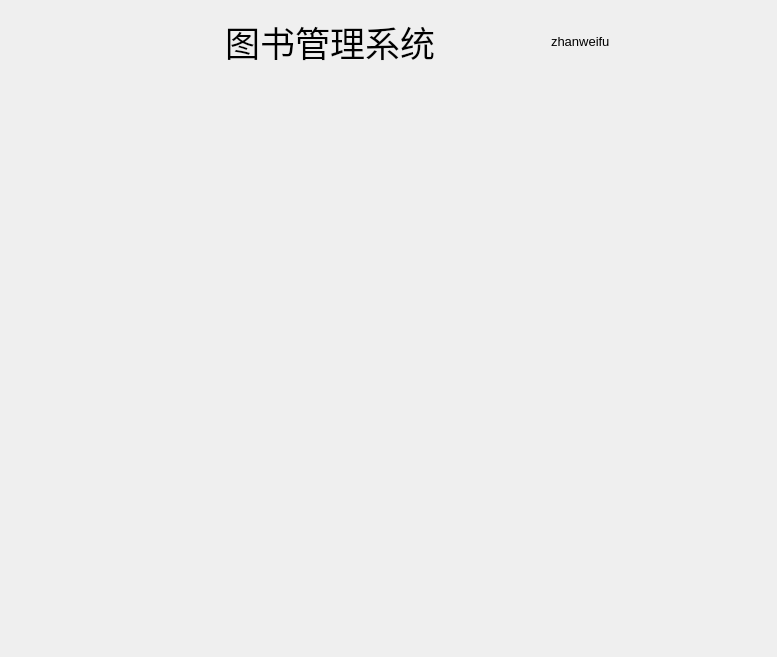
Before: the Qt Designer form administrator.ui in summerwunder/LibraryManagement, drawn with Qt 5.
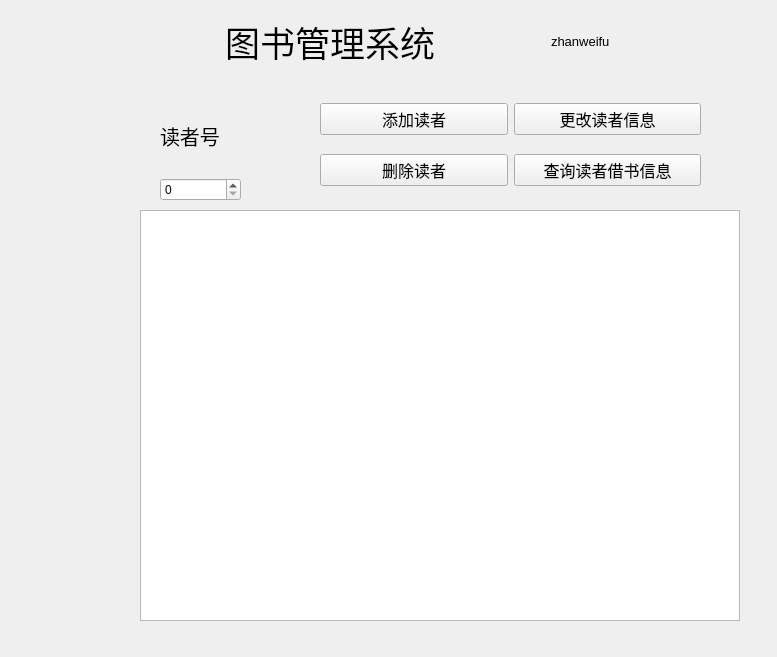
After: the same form once the commit is applied. The open tabs and pages were chosen to show the change. Custom widgets are drawn as their Qt base class.

Commit message: 完善了对于管理员操作学生模块的ui界面设计和初始化

Diff of the .ui file:
```diff
--- a/administrator.ui
+++ b/administrator.ui
@@ -16,10 +16,10 @@
   <widget class="QStackedWidget" name="stackedWidget">
    <property name="geometry">
     <rect>
-     <x>140</x>
-     <y>90</y>
-     <width>631</width>
-     <height>541</height>
+     <x>130</x>
+     <y>80</y>
+     <width>641</width>
+     <height>561</height>
     </rect>
    </property>
    <property name="currentIndex">
@@ -254,7 +254,129 @@
      </layout>
     </widget>
    </widget>
-   <widget class="QWidget" name="page_3"/>
+   <widget class="QWidget" name="page_3">
+    <widget class="QTableView" name="tableViewStu">
+     <property name="geometry">
+      <rect>
+       <x>10</x>
+       <y>130</y>
+       <width>600</width>
+       <height>411</height>
+      </rect>
+     </property>
+    </widget>
+    <widget class="QWidget" name="">
+     <property name="geometry">
+      <rect>
+       <x>190</x>
+       <y>10</y>
+       <width>381</width>
+       <height>111</height>
+      </rect>
+     </property>
+     <layout class="QGridLayout" name="gridLayout">
+      <item row="1" column="0">
+       <widget class="QPushButton" name="delStuButton">
+        <property name="font">
+         <font>
+          <pointsize>12</pointsize>
+         </font>
+        </property>
+        <property name="text">
+         <string>删除读者</string>
+        </property>
+       </widget>
+      </item>
+      <item row="0" column="0">
+       <widget class="QPushButton" name="addStuButton">
+        <property name="font">
+         <font>
+          <pointsize>12</pointsize>
+         </font>
+        </property>
+        <property name="focusPolicy">
+         <enum>Qt::StrongFocus</enum>
+        </property>
+        <property name="contextMenuPolicy">
+         <enum>Qt::DefaultContextMenu</enum>
+        </property>
+        <property name="autoFillBackground">
+         <bool>false</bool>
+        </property>
+        <property name="styleSheet">
+         <string notr="true"/>
+        </property>
+        <property name="text">
+         <string>添加读者</string>
+        </property>
+       </widget>
+      </item>
+      <item row="0" column="1">
+       <widget class="QPushButton" name="updateStuButton">
+        <property name="font">
+         <font>
+          <pointsize>12</pointsize>
+         </font>
+        </property>
+        <property name="contextMenuPolicy">
+         <enum>Qt::PreventContextMenu</enum>
+        </property>
+        <property name="text">
+         <string>更改读者信息</string>
+        </property>
+        <property name="checkable">
+         <bool>false</bool>
+        </property>
+        <property name="autoRepeat">
+         <bool>false</bool>
+        </property>
+        <property name="flat">
+         <bool>false</bool>
+        </property>
+       </widget>
+      </item>
+      <item row="1" column="1">
+       <widget class="QPushButton" name="queryStuButton">
+        <property name="font">
+         <font>
+          <pointsize>12</pointsize>
+         </font>
+        </property>
+        <property name="text">
+         <string>查询读者借书信息</string>
+        </property>
+       </widget>
+      </item>
+     </layout>
+    </widget>
+    <widget class="QWidget" name="">
+     <property name="geometry">
+      <rect>
+       <x>30</x>
+       <y>20</y>
+       <width>81</width>
+       <height>101</height>
+      </rect>
+     </property>
+     <layout class="QVBoxLayout" name="verticalLayout_6">
+      <item>
+       <widget class="QLabel" name="label_2">
+        <property name="font">
+         <font>
+          <pointsize>15</pointsize>
+         </font>
+        </property>
+        <property name="text">
+         <string>读者号</string>
+        </property>
+       </widget>
+      </item>
+      <item>
+       <widget class="QSpinBox" name="idSpinBox"/>
+      </item>
+     </layout>
+    </widget>
+   </widget>
    <widget class="QWidget" name="page_2">
     <widget class="QTableView" name="tableViewLog">
      <property name="geometry">
```
Left out of the diff: 8 changed lines with no effect on the pictures. The commit also changes 2 other files.
